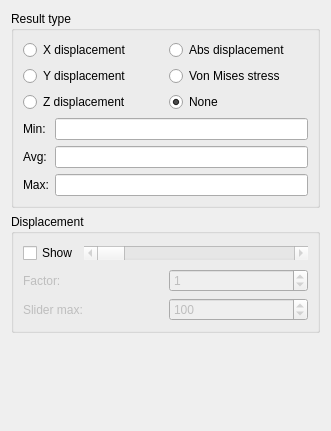
Old version of the form src/Mod/Fem/TaskPanelShowResult.ui in the repository berndhahnebach/All_FreeCAD.
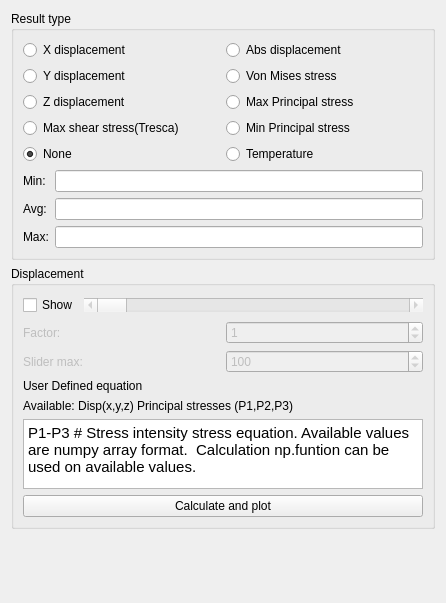
New version of the form. Custom widgets are drawn as their Qt base class.

Commit message: FEM: task panel show results: add principat stress temperature and user calculation input field

The edit to the form file:
```diff
--- a/src/Mod/Fem/TaskPanelShowResult.ui
+++ b/src/Mod/Fem/TaskPanelShowResult.ui
@@ -6,8 +6,8 @@
    <rect>
     <x>0</x>
     <y>0</y>
-    <width>331</width>
-    <height>431</height>
+    <width>446</width>
+    <height>603</height>
    </rect>
   </property>
   <property name="windowTitle">
@@ -24,6 +24,13 @@
        <layout class="QVBoxLayout" name="verticalLayout">
         <item>
          <layout class="QGridLayout" name="gridLayout">
+          <item row="3" column="0">
+           <widget class="QRadioButton" name="rb_max_shear_stress">
+            <property name="text">
+             <string>Max shear stress(Tresca)</string>
+            </property>
+           </widget>
+          </item>
           <item row="1" column="0">
            <widget class="QRadioButton" name="rb_y_displacement">
             <property name="text">
@@ -45,16 +52,6 @@
             </property>
            </widget>
           </item>
-          <item row="2" column="1">
-           <widget class="QRadioButton" name="rb_none">
-            <property name="text">
-             <string>None</string>
-            </property>
-            <property name="checked">
-             <bool>true</bool>
-            </property>
-           </widget>
-          </item>
           <item row="1" column="1">
            <widget class="QRadioButton" name="rb_vm_stress">
             <property name="text">
@@ -62,6 +59,23 @@
             </property>
            </widget>
           </item>
+          <item row="2" column="1">
+           <widget class="QRadioButton" name="rb_maxprin">
+            <property name="text">
+             <string>Max Principal stress</string>
+            </property>
+           </widget>
+          </item>
+          <item row="4" column="0">
+           <widget class="QRadioButton" name="rb_none">
+            <property name="text">
+             <string>None</string>
+            </property>
+            <property name="checked">
+             <bool>true</bool>
+            </property>
+           </widget>
+          </item>
           <item row="0" column="1">
            <widget class="QRadioButton" name="rb_abs_displacement">
             <property name="text">
@@ -69,6 +83,20 @@
             </property>
            </widget>
           </item>
+          <item row="3" column="1">
+           <widget class="QRadioButton" name="rb_minprin">
+            <property name="text">
+             <string>Min Principal stress</string>
+            </property>
+           </widget>
+          </item>
+          <item row="4" column="1">
+           <widget class="QRadioButton" name="rb_temperature">
+            <property name="text">
+             <string>Temperature</string>
+            </property>
+           </widget>
+          </item>
          </layout>
         </item>
         <item>
@@ -231,6 +259,42 @@
           </item>
          </layout>
         </item>
+        <item>
+         <layout class="QVBoxLayout" name="verticalLayout_4">
+          <item>
+           <widget class="QLabel" name="user_def_head">
+            <property name="text">
+             <string>&lt;html&gt;&lt;head/&gt;&lt;body&gt;&lt;p&gt;User Defined equation &lt;/p&gt;&lt;/body&gt;&lt;/html&gt;</string>
+            </property>
+           </widget>
+          </item>
+          <item>
+           <widget class="QLabel" name="user_def_text">
+            <property name="text">
+             <string>Available: Disp(x,y,z) Principal stresses (P1,P2,P3)</string>
+            </property>
+           </widget>
+          </item>
+          <item>
+           <widget class="QTextEdit" name="user_def_eq">
+            <property name="html">
+             <string>&lt;!DOCTYPE HTML PUBLIC &quot;-//W3C//DTD HTML 4.0//EN&quot; &quot;http://www.w3.org/TR/REC-html40/strict.dtd&quot;&gt;
+&lt;html&gt;&lt;head&gt;&lt;meta name=&quot;qrichtext&quot; content=&quot;1&quot; /&gt;&lt;style type=&quot;text/css&quot;&gt;
+p, li { white-space: pre-wrap; }
+&lt;/style&gt;&lt;/head&gt;&lt;body style=&quot; font-family:'Ubuntu'; font-size:11pt; font-weight:400; font-style:normal;&quot;&gt;
+&lt;p style=&quot; margin-top:0px; margin-bottom:0px; margin-left:0px; margin-right:0px; -qt-block-indent:0; text-indent:0px;&quot;&gt;P1-P3 # Stress intensity stress equation. Available values are numpy array format.  Calculation np.funtion can be used on available values. &lt;/p&gt;&lt;/body&gt;&lt;/html&gt;</string>
+            </property>
+           </widget>
+          </item>
+          <item>
+           <widget class="QPushButton" name="calculate">
+            <property name="text">
+             <string>Calculate and plot</string>
+            </property>
+           </widget>
+          </item>
+         </layout>
+        </item>
        </layout>
       </widget>
      </item>
```
The commit also changes 1 other file.
